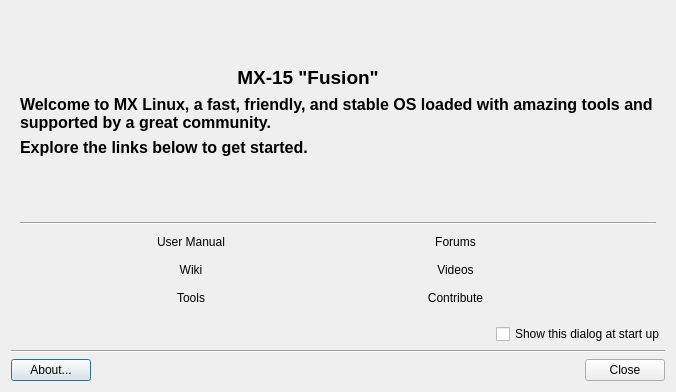
Above: mxwelcome.ui from MX-Linux/mx-welcome before the change. Below: the same form after it.
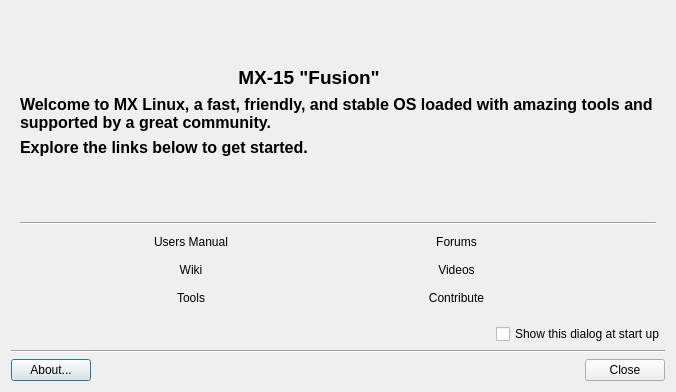
That is the form after the change. Icons and pictures are not drawn. Custom widgets are drawn as their Qt base class.

Commit message: use onboard manual

The edit to the form file:
```diff
--- a/mxwelcome.ui
+++ b/mxwelcome.ui
@@ -227,7 +227,7 @@
          </sizepolicy>
         </property>
         <property name="text">
-         <string>User Manual</string>
+         <string>Users Manual</string>
         </property>
         <property name="icon">
          <iconset theme="edit-select-all">
```
The commit also changes 15 other files.
